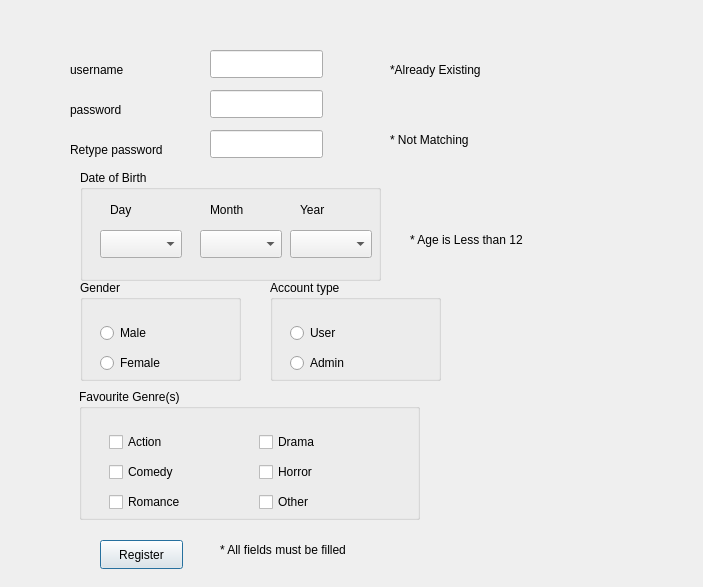
First picture: the form in CinemaProject/registerwindow.ui, repository HabibaKhalill/qt, before the edit.
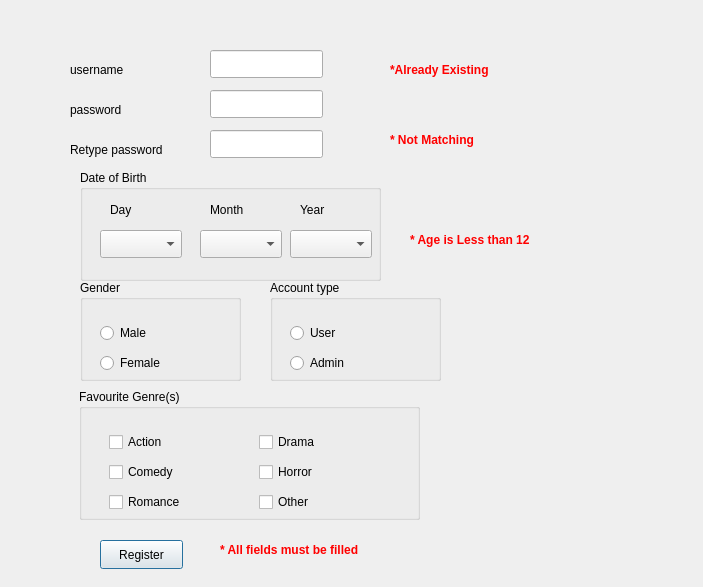
Second picture: the form after the edit.

```diff
--- a/CinemaProject/registerwindow.ui
+++ b/CinemaProject/registerwindow.ui
@@ -98,7 +98,7 @@
     </rect>
    </property>
    <property name="text">
-    <string>*Already Existing</string>
+    <string>&lt;html&gt;&lt;head/&gt;&lt;body&gt;&lt;p&gt;&lt;span style=&quot; font-weight:700; color:#ff0000;&quot;&gt;*Already Existing&lt;/span&gt;&lt;/p&gt;&lt;/body&gt;&lt;/html&gt;</string>
    </property>
   </widget>
   <widget class="QLabel" name="label_5">
@@ -111,7 +111,7 @@
     </rect>
    </property>
    <property name="text">
-    <string>* Not Matching</string>
+    <string>&lt;html&gt;&lt;head/&gt;&lt;body&gt;&lt;p&gt;&lt;span style=&quot; font-weight:700; color:#ff0000;&quot;&gt;* Not Matching&lt;/span&gt;&lt;/p&gt;&lt;/body&gt;&lt;/html&gt;</string>
    </property>
   </widget>
   <widget class="QGroupBox" name="groupBox">
@@ -388,7 +388,7 @@
     </rect>
    </property>
    <property name="text">
-    <string>* All fields must be filled</string>
+    <string>&lt;html&gt;&lt;head/&gt;&lt;body&gt;&lt;p&gt;&lt;span style=&quot; font-weight:700; color:#ff0000;&quot;&gt;* All fields must be filled&lt;/span&gt;&lt;/p&gt;&lt;/body&gt;&lt;/html&gt;</string>
    </property>
   </widget>
   <widget class="QLabel" name="label_10">
@@ -401,7 +401,7 @@
     </rect>
    </property>
    <property name="text">
-    <string>* Age is Less than 12</string>
+    <string>&lt;html&gt;&lt;head/&gt;&lt;body&gt;&lt;p&gt;&lt;span style=&quot; font-weight:700; color:#ff0000;&quot;&gt;* Age is Less than 12&lt;/span&gt;&lt;/p&gt;&lt;/body&gt;&lt;/html&gt;</string>
    </property>
   </widget>
  </widget>
```
